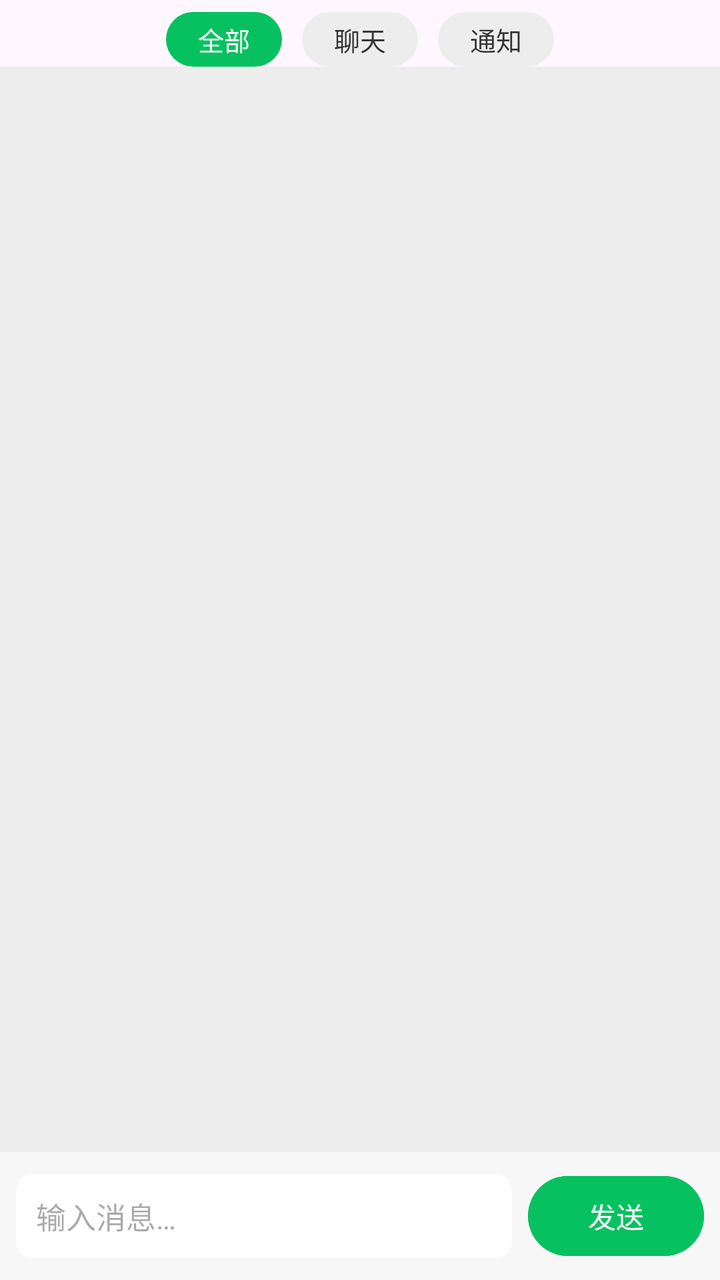
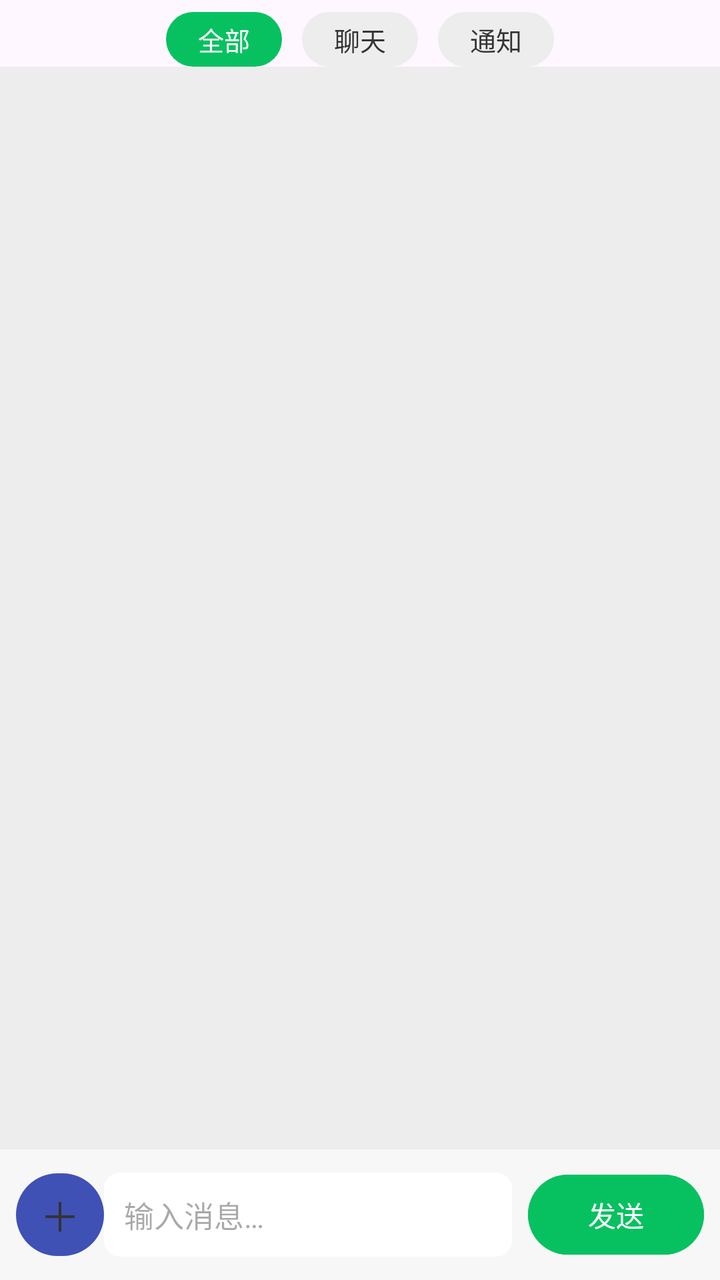

Before-and-after screenshots of an Android layout around one commit, followed by the original layout XML and the change that was made.
<!-- AndroidManifest.xml: application theme Theme.PairSync -->
<!-- res/layout/activity_chat.xml -->
<?xml version="1.0" encoding="utf-8"?>
<LinearLayout xmlns:android="http://schemas.android.com/apk/res/android"
    android:layout_width="match_parent"
    android:layout_height="match_parent"
    android:orientation="vertical">

    <LinearLayout
        android:layout_width="wrap_content"
        android:layout_height="wrap_content"
        android:layout_gravity="center_horizontal"
        android:layout_marginTop="6dp"
        android:orientation="horizontal">

        <TextView
            android:id="@+id/chipAll"
            android:layout_width="wrap_content"
            android:layout_height="wrap_content"
            android:background="@drawable/bg_pill_on"
            android:paddingStart="16dp"
            android:paddingTop="4dp"
            android:paddingEnd="16dp"
            android:paddingBottom="4dp"
            android:text="全部"
            android:textColor="#FFFFFF"
            android:textSize="13sp" />

        <TextView
            android:id="@+id/chipChat"
            android:layout_width="wrap_content"
            android:layout_height="wrap_content"
            android:layout_marginStart="10dp"
            android:background="@drawable/bg_pill_off"
            android:paddingStart="16dp"
            android:paddingTop="4dp"
            android:paddingEnd="16dp"
            android:paddingBottom="4dp"
            android:text="聊天"
            android:textColor="#333333"
            android:textSize="13sp" />

        <TextView
            android:id="@+id/chipNotif"
            android:layout_width="wrap_content"
            android:layout_height="wrap_content"
            android:layout_marginStart="10dp"
            android:background="@drawable/bg_pill_off"
            android:paddingStart="16dp"
            android:paddingTop="4dp"
            android:paddingEnd="16dp"
            android:paddingBottom="4dp"
            android:text="通知"
            android:textColor="#333333"
            android:textSize="13sp" />
    </LinearLayout>

    <FrameLayout
        android:layout_width="match_parent"
        android:layout_height="0dp"
        android:layout_weight="1">

        <ListView
            android:id="@+id/listBubbles"
            android:layout_width="match_parent"
            android:layout_height="match_parent"
            android:background="#EDEDED"
            android:divider="@null"
            android:dividerHeight="0dp" />

        <TextView
            android:id="@+id/tvChatState"
            android:layout_width="wrap_content"
            android:layout_height="wrap_content"
            android:layout_gravity="top|center_horizontal"
            android:layout_marginTop="8dp"
            android:background="#AA333333"
            android:padding="6dp"
            android:textColor="#FFFFFF"
            android:textSize="11sp"
            android:visibility="gone" />
    </FrameLayout>

    <LinearLayout
        android:layout_width="match_parent"
        android:layout_height="wrap_content"
        android:background="#F7F7F7"
        android:gravity="center_vertical"
        android:orientation="horizontal"
        android:padding="8dp">

        <EditText
            android:id="@+id/etChatInput"
            android:layout_width="0dp"
            android:layout_height="wrap_content"
            android:layout_weight="1"
            android:background="@drawable/bg_bubble_in"
            android:hint="输入消息…"
            android:inputType="text"
            android:maxLines="4"
            android:padding="10dp"
            android:textSize="15sp" />

        <Button
            android:id="@+id/btnChatSend"
            android:layout_width="wrap_content"
            android:layout_height="wrap_content"
            android:layout_marginStart="8dp"
            android:backgroundTint="#07C160"
            android:text="发送"
            android:textColor="#FFFFFF" />
    </LinearLayout>
</LinearLayout>
<!-- resources referenced by this layout -->
<resources>
  <!-- drawable bg_bubble_in (drawable) -->
  <?xml version="1.0" encoding="utf-8"?>
  <shape xmlns:android="http://schemas.android.com/apk/res/android"
      android:shape="rectangle">
      <solid android:color="#FFFFFF" />
      <corners android:radius="8dp" />
  </shape>
  <!-- drawable bg_pill_off (drawable) -->
  <?xml version="1.0" encoding="utf-8"?>
  <shape xmlns:android="http://schemas.android.com/apk/res/android">
      <corners android:radius="15dp" />
      <solid android:color="#EDEDED" />
  </shape>
  <!-- drawable bg_pill_on (drawable) -->
  <?xml version="1.0" encoding="utf-8"?>
  <shape xmlns:android="http://schemas.android.com/apk/res/android">
      <corners android:radius="15dp" />
      <solid android:color="#07C160" />
  </shape>
  <style name="Theme.PairSync" parent="Theme.Material3.DayNight.NoActionBar">
          <item name="colorPrimary">@color/brand</item>
          <item name="android:statusBarColor">@color/brand</item>
      </style>
  <color name="brand">#3F51B5</color>
</resources>

<!-- the commit's change to res/layout/activity_chat.xml (unified diff, before → after) -->
@@ -87,6 +87,17 @@
         android:orientation="horizontal"
         android:padding="8dp">
 
+        <Button
+            android:id="@+id/btnChatAtt"
+            android:layout_width="wrap_content"
+            android:layout_height="wrap_content"
+            android:paddingStart="10dp"
+            android:paddingEnd="10dp"
+            android:minWidth="44dp"
+            android:text="＋"
+            android:textColor="#333333"
+            android:textSize="20sp" />
+
         <EditText
             android:id="@+id/etChatInput"
             android:layout_width="0dp"
